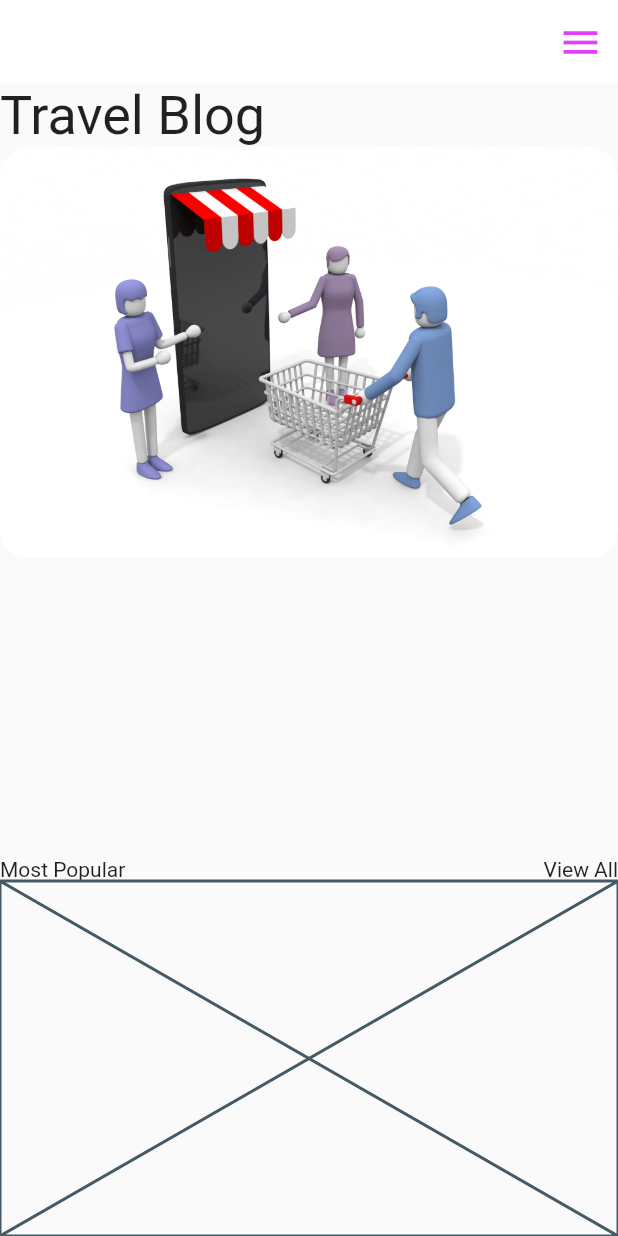
After one commit to Taiyob/Flutter, a Flutter app: the DesignPage screen opened directly, on a phone screen of 412 x 824 dp. The commit adds this screen. Run offline on Flutter 3.47's test engine with Material 2 defaults, Android fonts, the phone set to English and light mode, and no system bars; our stand-ins replace font_awesome_flutter, shared_preferences; accounts and stored records are empty.

Commit message:
some file added

```diff
--- a/lib/dataGet.dart
+++ b/lib/dataGet.dart
@@ -1,6 +1,9 @@
 import 'package:flutter/cupertino.dart';
 import 'package:flutter/material.dart';
 import 'package:flutter_basics/ui_helper/utill.dart';
+void main(){
+  runApp(DataGetMethod('siam'));
+}
 
 class DataGetMethod extends StatelessWidget{
   var nameFromHome;
--- /dev/null
+++ b/lib/designPage.dart
@@ -0,0 +1,42 @@
+import 'package:flutter/material.dart';
+import 'package:flutter_basics/travelinfo.dart';
+
+class DesignPage extends StatefulWidget {
+  const DesignPage({Key? key}) : super(key: key);
+
+  @override
+  State<DesignPage> createState() => _DesignPageState();
+}
+
+class _DesignPageState extends State<DesignPage> {
+  @override
+  Widget build(BuildContext context) {
+    return Scaffold(
+      appBar: AppBar(
+        backgroundColor: Colors.white,
+        elevation: 0,
+        actions: const [
+          Padding(
+            padding: EdgeInsets.only(right: 10.0),
+            child: Icon(Icons.menu,size: 30.0,color: Colors.purpleAccent,),
+          ),
+        ],
+      ),
+      body: const Column(
+        crossAxisAlignment: CrossAxisAlignment.start,
+        children: [
+          Text('Travel Blog',style: TextStyle(fontSize: 36.0),),
+          Expanded(flex:2,child: TravelInfo()),
+          Row(
+            mainAxisAlignment: MainAxisAlignment.spaceBetween,
+            children: [
+              Text('Most Popular'),
+              Text('View All'),
+            ],
+          ),
+          Expanded(flex:1,child: Placeholder()),
+        ],
+      )
+    );
+  }
+}
--- a/lib/details_hero.dart
+++ b/lib/details_hero.dart
@@ -1,6 +1,9 @@
 import 'package:flutter/cupertino.dart';
 import 'package:flutter/material.dart';
 
+void main(){
+  runApp(DetailsPage());
+}
 class DetailsPage extends StatelessWidget{
   @override
   Widget build(BuildContext context) {
--- a/lib/home_to_log.dart
+++ b/lib/home_to_log.dart
@@ -33,7 +33,7 @@ class SplashPagesState extends State<SplashPages> {
     super.initState();
     Timer(Duration(seconds: 2),(){
       Navigator.pushReplacement(context,
-          MaterialPageRoute(builder:(context) => LoginPage(), ));
+          MaterialPageRoute(builder:(context) => LoginPage(),));
     },);
   }
 
--- /dev/null
+++ b/lib/model/travel.dart
@@ -0,0 +1,16 @@
+class Travel{
+  String name;
+  String location;
+  String img;
+
+  Travel(this.name,this.location,this.img);
+
+  static List<Travel> travelInfo(){
+    return [
+      Travel('Product Name', 'Dhaka-Cantonment', 'assets/images/register.png') ,
+      Travel('Product Name', 'Dhaka-Cantonment', 'assets/images/register.png') ,
+      Travel('Product Name', 'Dhaka-Cantonment', 'assets/images/register.png') ,
+      Travel('Product Name', 'Dhaka-Cantonment', 'assets/images/register.png') ,
+    ];
+  }
+}
--- /dev/null
+++ b/lib/travelinfo.dart
@@ -0,0 +1,31 @@
+import 'package:flutter/material.dart';
+import 'package:flutter_basics/model/travel.dart';
+
+class TravelInfo extends StatefulWidget {
+  const TravelInfo({Key? key}) : super(key: key);
+
+  @override
+  State<TravelInfo> createState() => _TravelInfoState();
+}
+
+class _TravelInfoState extends State<TravelInfo> {
+  final travel_list = Travel.travelInfo();
+  @override
+  Widget build(BuildContext context) {
+    return Scaffold(
+      body: PageView.builder(
+          itemCount: travel_list.length,
+          itemBuilder: (context,index){
+        var travel = travel_list[index];
+        return Stack(
+          children: [
+             ClipRRect(
+               borderRadius: BorderRadius.circular(20.0),
+               child: Image.asset(travel.img),
+             )
+          ],
+        );
+      }),
+    );
+  }
+}
--- /dev/null
+++ b/lib/ui-design.dart
@@ -0,0 +1,47 @@
+import 'dart:async';
+import 'package:flutter/material.dart';
+import 'package:flutter_basics/designPage.dart';
+
+
+
+
+
+void main(){
+  runApp(MaterialApp(home: ShopUI(),));
+}
+
+class ShopUI extends StatefulWidget {
+  const ShopUI({Key? key}) : super(key: key);
+
+  @override
+  State<ShopUI> createState() => _ShopUIState();
+}
+
+class _ShopUIState extends State<ShopUI> {
+  @override
+  void initState() {
+    super.initState();
+    Future.delayed(Duration(seconds: 4),
+            ()=>Navigator.push(
+            context, MaterialPageRoute(builder: (context)=>const DesignPage(),
+            settings: RouteSettings(name: 'DesignPage'),
+            fullscreenDialog: false
+        )));
+  }
+  @override
+  Widget build(BuildContext context) {
+    return MaterialApp(
+      title: 'UI',
+      home: Scaffold(
+        appBar: AppBar(
+          title: const Center(child: Text('UI Design',style: TextStyle(fontWeight: FontWeight.w900),)),
+        ),
+        body: const Center(
+          child: LinearProgressIndicator(
+            backgroundColor: Colors.greenAccent,
+          ),
+        ),
+      ),
+    );
+  }
+}
```
Also changed, not shown: lib/custom_button.dart (added, +62 -0 lines), lib/expand-widget-nasty.dart (added, +88 -0 lines), lib/home_logIn_page.dart (+255 -0 lines).
